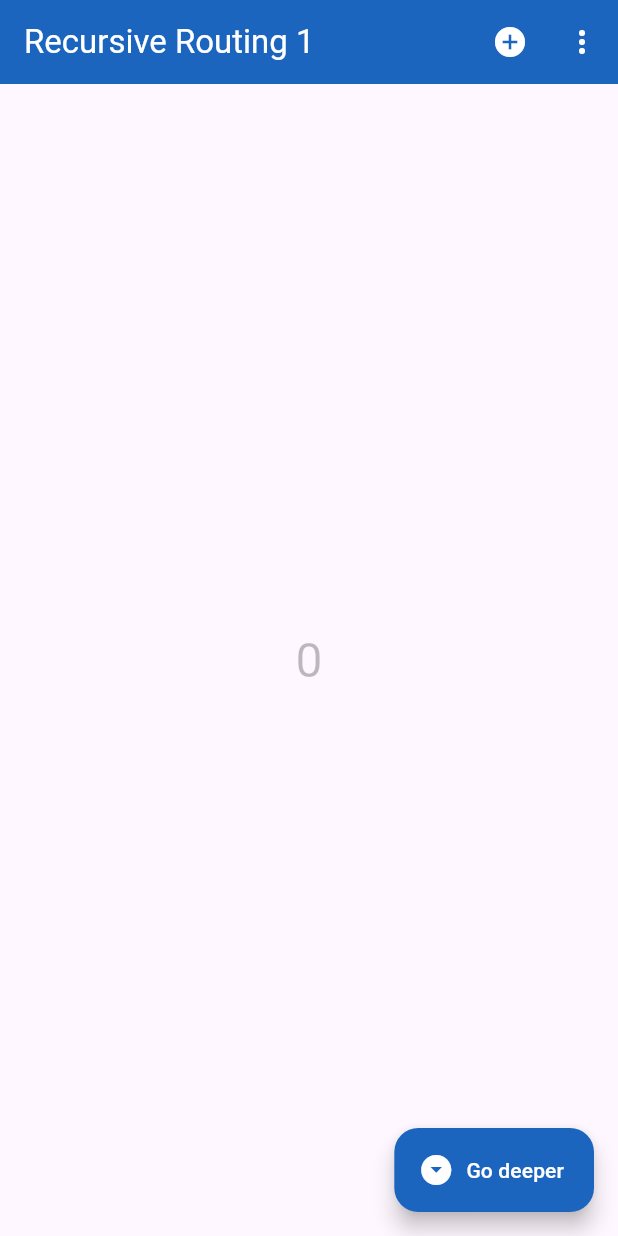
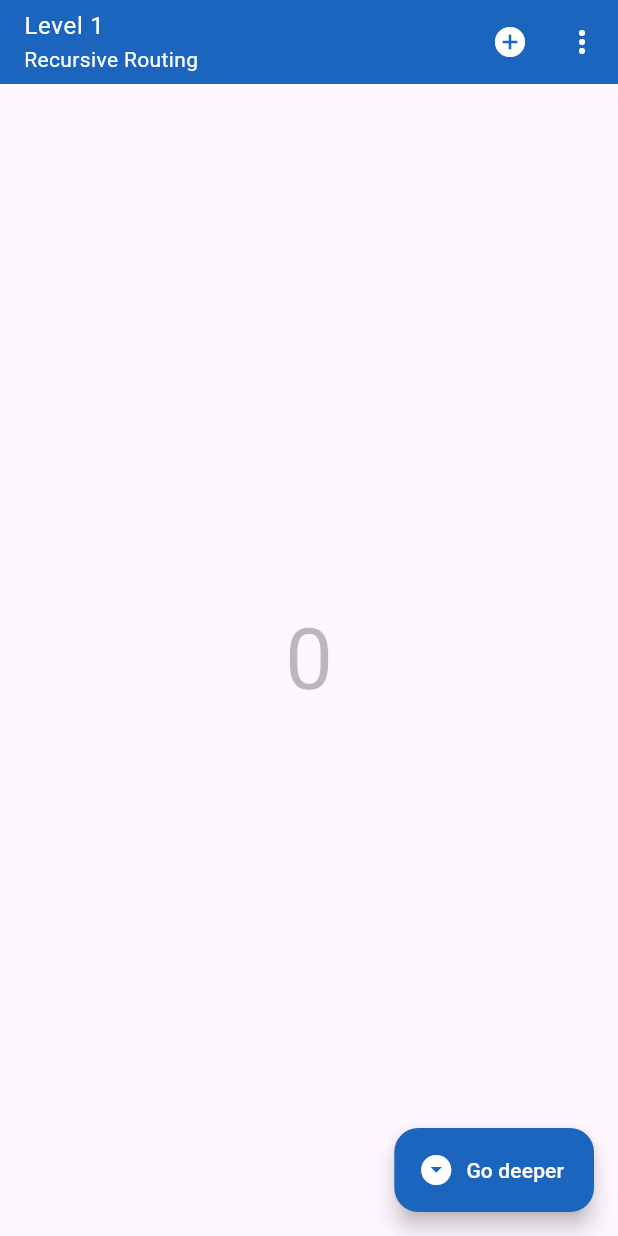
Before and after one commit to Hellogramming/flutter_experiments, a Flutter app: the screen it shows after launch, on a phone screen of 412 x 824 dp. Run offline on Flutter 3.47's test engine with Material 3 defaults, Android fonts, the light colour scheme and no system bars.

Commit message:
Update app bar title structure
And refactor recursive routing terminology

```diff
--- a/recursive_routing/lib/common/strings.dart
+++ b/recursive_routing/lib/common/strings.dart
@@ -7,7 +7,8 @@
 library;
 
 const String appName = 'Flutter Recursive Routing';
-String recursiveRoutingScreenTitle(int depth) => 'Recursive Routing $depth';
+const String recursiveRoutingScreenTitle = 'Recursive Routing';
+String recursiveLevel(int level) => 'Level $level';
 const String goHomeTitle = 'Go home';
 const String goDeeperTitle = 'Go deeper';
 const String addTooltip = 'Increment counter to check state keeping';
--- a/recursive_routing/lib/screens/recursive_routing_screen.dart
+++ b/recursive_routing/lib/screens/recursive_routing_screen.dart
@@ -17,12 +17,12 @@ List<Color> _accentColors = <Color>[];
 /// A screen that demonstrates recursive routing and state keeping with a counter.
 class RecursiveRoutingScreen extends StatefulWidget {
   const RecursiveRoutingScreen(
-    this.depth, {
+    this.level, {
     super.key,
   });
 
-  /// The depth of the recursive routing screen.
-  final int depth;
+  /// The level of the recursive routing screen.
+  final int level;
 
   @override
   State<RecursiveRoutingScreen> createState() => _RecursiveRoutingScreenState();
@@ -39,11 +39,11 @@ class _RecursiveRoutingScreenState extends State<RecursiveRoutingScreen> {
   void initState() {
     super.initState();
 
-    // Get the accent color for the current depth, and add more colors if necessary
-    if (widget.depth >= _accentColors.length) {
+    // Get the accent color for the current level, and add more colors if necessary
+    if (widget.level >= _accentColors.length) {
       _accentColors.add(color_utils.getRandomColor());
     }
-    _accentColor = _accentColors[widget.depth - 1];
+    _accentColor = _accentColors[widget.level - 1];
   }
 
   /// Navigates to a deeper recursive routing screen.
@@ -51,7 +51,7 @@ class _RecursiveRoutingScreenState extends State<RecursiveRoutingScreen> {
     Navigator.push(
       context,
       MaterialPageRoute(
-        builder: (context) => RecursiveRoutingScreen(widget.depth + 1),
+        builder: (context) => RecursiveRoutingScreen(widget.level + 1),
       ),
     );
   }
@@ -78,7 +78,7 @@ class _RecursiveRoutingScreenState extends State<RecursiveRoutingScreen> {
     return Scaffold(
       // The app bar with the title and actions, filled with the accent color of the current screen
       appBar: _AppBar(
-        depth: widget.depth,
+        level: widget.level,
         backgroundColor: _accentColor,
         foregroundColor: contrastColor,
         onAction: _onAppBarAction,
@@ -88,7 +88,7 @@ class _RecursiveRoutingScreenState extends State<RecursiveRoutingScreen> {
       body: Center(
         child: Text(
           '$_counter',
-          style: Theme.of(context).textTheme.headlineLarge!.copyWith(color: counterColor),
+          style: Theme.of(context).textTheme.displayLarge!.copyWith(color: counterColor),
         ),
       ),
 
@@ -114,14 +114,14 @@ enum _AppBarActions {
 class _AppBar extends StatelessWidget implements PreferredSizeWidget {
   const _AppBar({
     super.key, // ignore: unused_element
-    required this.depth,
+    required this.level,
     this.backgroundColor,
     this.foregroundColor,
     this.onAction,
   });
 
-  /// The depth of the recursive routing to display in the app bar title.
-  final int depth;
+  /// The level of the recursive routing to display in the app bar title.
+  final int level;
 
   /// The background color of the app bar.
   final Color? backgroundColor;
@@ -137,7 +137,12 @@ class _AppBar extends StatelessWidget implements PreferredSizeWidget {
     return AppBar(
       backgroundColor: backgroundColor,
       foregroundColor: foregroundColor,
-      title: Text(strings.recursiveRoutingScreenTitle(depth)),
+      title: ListTile(
+        title: Text(strings.recursiveLevel(level)),
+        subtitle: const Text(strings.recursiveRoutingScreenTitle),
+        textColor: foregroundColor,
+        contentPadding: EdgeInsets.zero,
+      ),
       actions: <Widget>[
         IconButton(
           icon: const Icon(Icons.add_circle),
```
